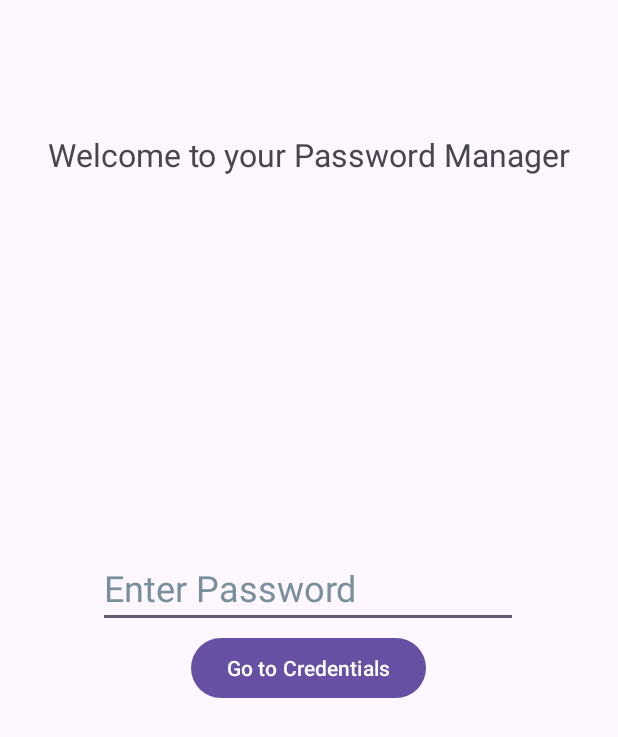
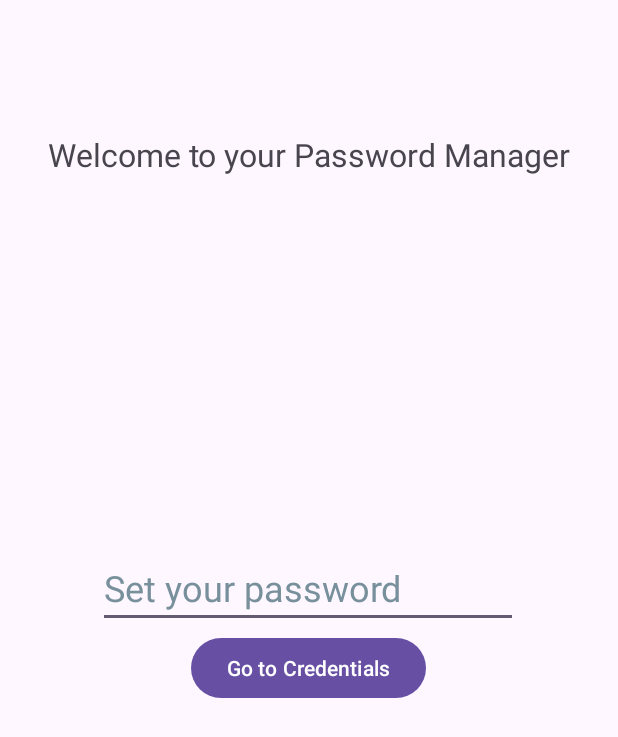
Before and after one commit to austinelliott9/URSafe, an Android app built with Jetpack Compose: the screen it shows after launch (MainActivity), after a tap on "Go to Credentials", on a phone screen of 412 x 824 dp. Shown: the top 737 px of the screen. Run offline under Robolectric (Android 15) with nearby library versions, the phone set to English and light mode, and no system bars; 3 statements that could not run were skipped.

Commit message:
moved first-login password-setting logic to LoginFragment

```diff
--- a/app/src/main/java/com/example/finalproject448/LoginFragment.kt
+++ b/app/src/main/java/com/example/finalproject448/LoginFragment.kt
@@ -9,6 +9,9 @@ import android.widget.EditText
 import android.widget.Toast
 import androidx.fragment.app.Fragment
 import androidx.navigation.fragment.findNavController
+import androidx.security.crypto.EncryptedSharedPreferences
+import androidx.security.crypto.MasterKey
+import androidx.core.content.edit
 
 // TODO: Rename parameter arguments, choose names that match
 // the fragment initialization parameters, e.g. ARG_ITEM_NUMBER
@@ -23,23 +26,55 @@ private const val ARG_PARAM2 = "param2"
 
 
 class LoginFragment : Fragment() {
-    private val ourPassword = "zar448"
     override fun onViewCreated(view: View, savedInstanceState: Bundle?) {
         super.onViewCreated(view, savedInstanceState)
 
         val editPassword = view.findViewById<EditText>(R.id.editTextText)
         val myButton = view.findViewById<Button>(R.id.goToCredentials)
+
+        val masterKey = MasterKey.Builder(requireContext())
+            .setKeyScheme(MasterKey.KeyScheme.AES256_GCM)
+            .build()
+
+        val sharedPrefs = EncryptedSharedPreferences.create(
+            requireContext(),
+            "secure_prefs",
+            masterKey,
+            EncryptedSharedPreferences.PrefKeyEncryptionScheme.AES256_SIV,
+            EncryptedSharedPreferences.PrefValueEncryptionScheme.AES256_GCM
+        )
+
+        val savedPassword = sharedPrefs.getString("user_password", null)
+
+        // Set the hint based on whether a password is saved
+        if (savedPassword == null) {
+            editPassword.hint = "Set your password"
+        } else {
+            editPassword.hint = "Enter your password"
+        }
+
         myButton.setOnClickListener {
-            val enterPassword = editPassword.text.toString()
-            if (enterPassword == ourPassword) {
-                Toast.makeText(requireContext(), "Success!", Toast.LENGTH_SHORT).show()
-                findNavController().navigate(R.id.action_loginFragment_to_credentialsListFragment)
+            val enteredPassword = editPassword.text.toString()
 
-            } else {
-
-                Toast.makeText(requireContext(), "Incorrect, try again!", Toast.LENGTH_SHORT).show()
+            if (enteredPassword.isBlank()){
+                Toast.makeText(requireContext(), "Please enter a password", Toast.LENGTH_SHORT).show()
+                return@setOnClickListener
             }
 
+            if (savedPassword == null) {
+                // Save the password if it doesn't exist
+                sharedPrefs.edit().putString("user_password", enteredPassword).apply()
+                Toast.makeText(requireContext(), "Password saved!", Toast.LENGTH_SHORT).show()
+                findNavController().navigate(R.id.action_loginFragment_to_credentialsListFragment)
+            } else {
+                // Check entered password against saved password
+                if (enteredPassword == savedPassword) {
+                    Toast.makeText(requireContext(), "Success!", Toast.LENGTH_SHORT).show()
+                    findNavController().navigate(R.id.action_loginFragment_to_credentialsListFragment)
+                } else {
+                    Toast.makeText(requireContext(), "Incorrect password", Toast.LENGTH_SHORT).show()
+                }
+            }
         }
     }
 
```
